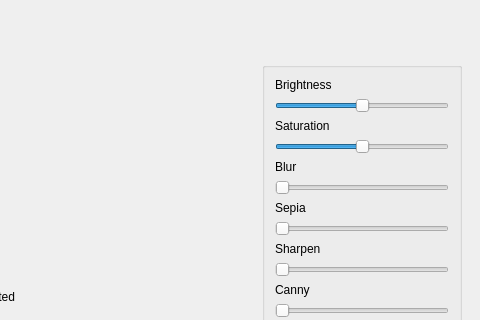
fbzyx/challenge, file video_editor/app/ui/mainwindow2.ui: the form before one commit; both pictures show x 326 to 806 and y 0 to 320 of the 806 by 600 pixel window.
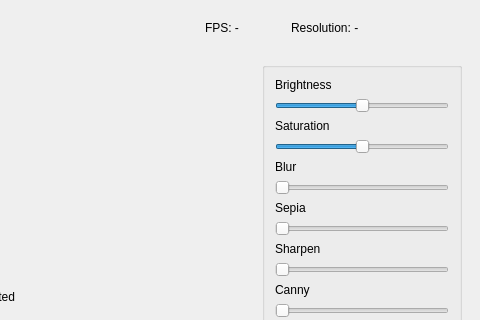
The form after the commit. Icons and pictures are not drawn.

Diff of the .ui file:
```diff
--- a/video_editor/app/ui/mainwindow2.ui
+++ b/video_editor/app/ui/mainwindow2.ui
@@ -90,6 +90,32 @@
          </property>
         </spacer>
        </item>
+       <item>
+        <widget class="QLabel" name="label_fps">
+         <property name="minimumSize">
+          <size>
+           <width>80</width>
+           <height>0</height>
+          </size>
+         </property>
+         <property name="text">
+          <string>FPS: -</string>
+         </property>
+        </widget>
+       </item>
+       <item>
+        <widget class="QLabel" name="label_resolution">
+         <property name="minimumSize">
+          <size>
+           <width>180</width>
+           <height>0</height>
+          </size>
+         </property>
+         <property name="text">
+          <string>Resolution: -</string>
+         </property>
+        </widget>
+       </item>
       </layout>
      </widget>
     </item>
```
Left out of the diff: 2 changed lines with no effect on the pictures.
